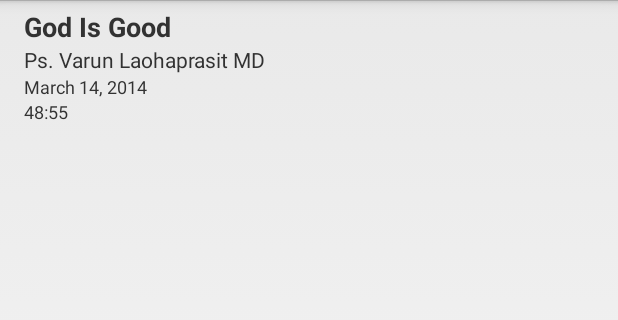
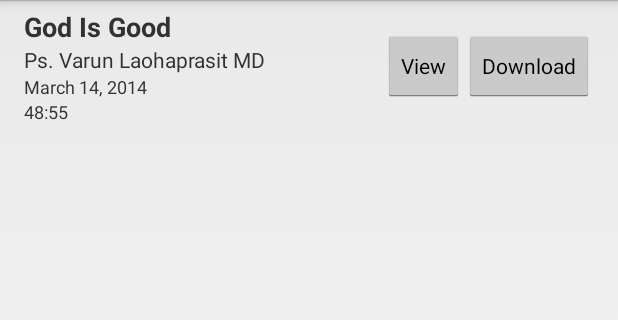
Before and after one commit to newhic/android-nhic-app, an Android app: the layout podcast_item_row.xml on its own in the app's theme, with its tools: preview values and no code run, on a phone screen of 412 x 824 dp, the part 72-392 px from its top. Run offline under Robolectric (Android 15) with nearby library versions, the phone set to English and light mode, and no system bars; network calls fail.

Commit message:
Refactored ListListener to listen only to the item so that we can attach further listeners to the subitems in AnnounceAdapter and PodcastAdapter.

```diff
--- a/app/src/main/AndroidManifest.xml
+++ b/app/src/main/AndroidManifest.xml
@@ -7,7 +7,8 @@
 
     <uses-permission android:name="android.permission.INTERNET"/>
     <uses-permission android:name="android.permission.ACCESS_NETWORK_STATE"/>
-
+    <uses-permission android:name="android.permission.WRITE_EXTERNAL_STORAGE" />
+    <uses-permission android:name="android.permission.READ_EXTERNAL_STORAGE" />
 
     <application
         android:allowBackup="true"
--- a/app/src/main/java/apps4christ/android/nhicapp/fragments/AnnounceFragment.java
+++ b/app/src/main/java/apps4christ/android/nhicapp/fragments/AnnounceFragment.java
@@ -154,10 +154,6 @@ public class AnnounceFragment extends Fragment {
 			// Set list adapter for the ListView
 			nhicItems.setAdapter(announceAdapter);
 			// nhicItems.setTextFilterEnabled(true);
-
-			// Set list view item click listener
-			nhicItems.setOnItemClickListener(new ListListener(result,
-					getActivity()));
 		} else {
 			new AlertDialog.Builder(this.getActivity())
 					.setTitle(R.string.noInternetConnectionTitle)
--- a/app/src/main/java/apps4christ/android/nhicapp/fragments/PodcastFragment.java
+++ b/app/src/main/java/apps4christ/android/nhicapp/fragments/PodcastFragment.java
@@ -261,9 +261,6 @@ public class PodcastFragment extends Fragment {
 			// Allow the nhicItems listView to be text filtered
 			nhicItems.setTextFilterEnabled(true);
 
-			// Set list view item click listener
-			nhicItems.setOnItemClickListener(new ListListener(result,
-					getActivity()));
 			if (inputSearch != null) {
 				setupSearchBar();
 				inputSearch.setEnabled(true);
--- a/app/src/main/res/layout/podcast_item_row.xml
+++ b/app/src/main/res/layout/podcast_item_row.xml
@@ -2,11 +2,18 @@
 <LinearLayout xmlns:android="http://schemas.android.com/apk/res/android"
     android:layout_width="fill_parent"
     android:layout_height="wrap_content"
-    android:orientation="vertical"
+    android:orientation="horizontal"
     android:paddingBottom="5dp"
     android:paddingLeft="16dp"
     android:paddingRight="16dp"
-    android:paddingTop="5dp" >
+    android:paddingTop="5dp"
+    android:weightSum="1">
+
+    <LinearLayout
+        android:orientation="vertical"
+        android:layout_width="fill_parent"
+        android:layout_height="wrap_content"
+        android:layout_weight="1">
 
         <TextView
             android:id="@+id/sermonTitle"
@@ -42,5 +49,26 @@
             android:text="@string/defaultDuration"
             android:textSize="12sp" />
 
+    </LinearLayout>
+
+    <Button
+        style="?android:attr/buttonStyleSmall"
+        android:layout_width="wrap_content"
+        android:layout_height="wrap_content"
+        android:text="View"
+        android:id="@+id/viewButton"
+        android:layout_weight="3"
+        android:layout_gravity="center_vertical"/>
+
+    <!-- TODO: Change this to a download icon -->
+    <Button
+        style="?android:attr/buttonStyleSmall"
+        android:layout_width="wrap_content"
+        android:layout_height="wrap_content"
+        android:text="Download"
+        android:id="@+id/downloadButton"
+        android:layout_weight="3"
+        android:layout_gravity="center_vertical"/>
+
 
 </LinearLayout>
```
Also changed, not shown: app/src/main/java/apps4christ/android/nhicapp/announcements/AnnounceAdapter.java (+5 -3 lines), app/src/main/java/apps4christ/android/nhicapp/podcast/ListListener.java (+11 -11 lines), app/src/main/java/apps4christ/android/nhicapp/podcast/PodcastAdapter.java (+4 -3 lines). Lines whose indentation alone changed are shown as unchanged.
